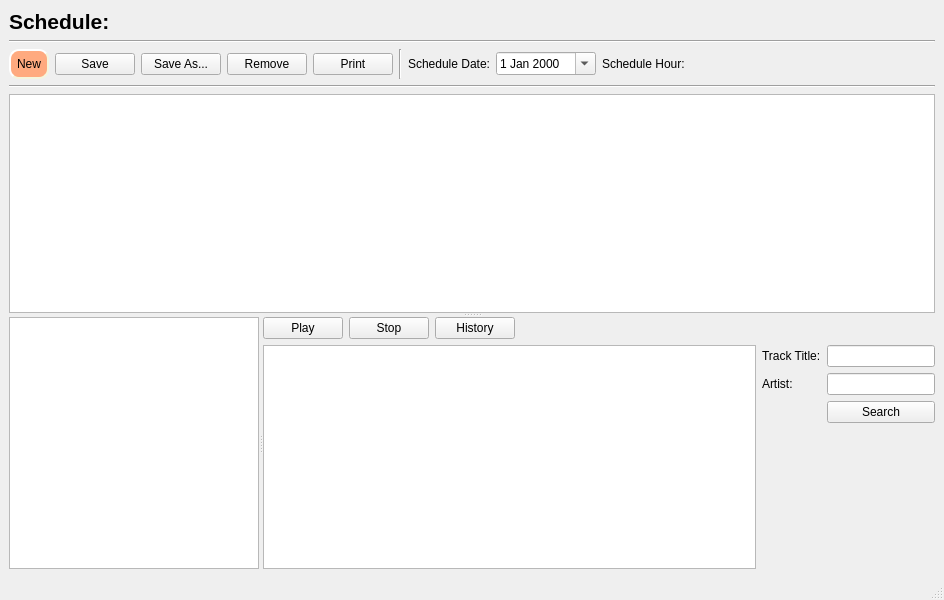
First picture: the form in rave/sedric/mainwindow.ui, repository pgathogo/raven, before the edit.
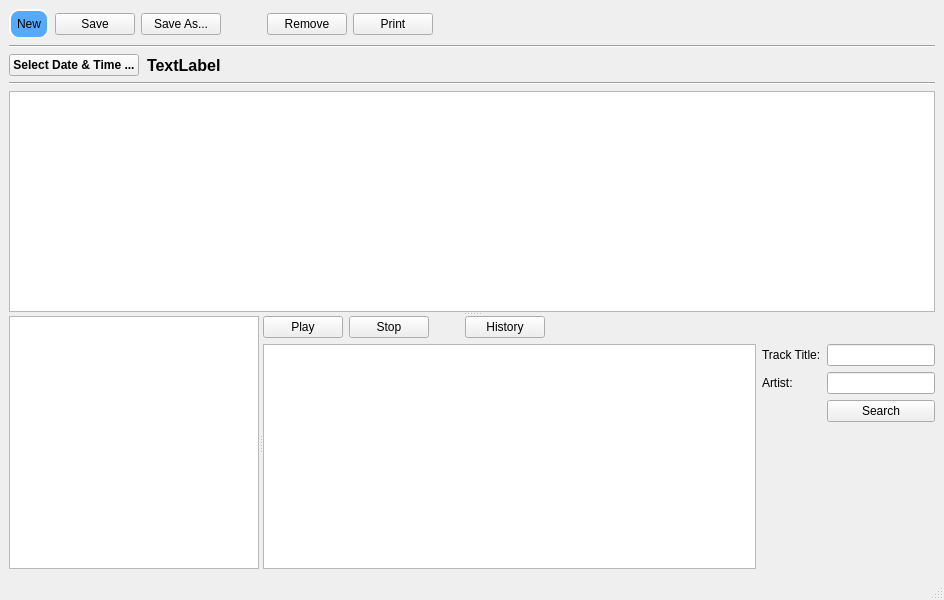
Second picture: the form after the edit.

Commit message:
Sedric: Added date and time selection dialog.
Now you use a dialog window to select schedule date and time.

The edit to the form file:
```diff
--- a/rave/sedric/mainwindow.ui
+++ b/rave/sedric/mainwindow.ui
@@ -15,37 +15,12 @@
   </property>
   <widget class="QWidget" name="centralwidget">
    <layout class="QVBoxLayout" name="verticalLayout_2">
-    <item>
-     <layout class="QHBoxLayout" name="horizontalLayout">
-      <item>
-       <widget class="QLabel" name="label">
-        <property name="font">
-         <font>
-          <pointsize>16</pointsize>
-          <weight>75</weight>
-          <bold>true</bold>
-         </font>
-        </property>
-        <property name="text">
-         <string>Schedule:</string>
-        </property>
-       </widget>
-      </item>
-     </layout>
-    </item>
-    <item>
-     <widget class="Line" name="line">
-      <property name="orientation">
-       <enum>Qt::Horizontal</enum>
-      </property>
-     </widget>
-    </item>
     <item>
      <layout class="QHBoxLayout" name="horizontalLayout_2">
       <item>
        <widget class="QPushButton" name="btnNew">
         <property name="styleSheet">
-         <string notr="true">background-color: rgb(255, 170, 127);
+         <string notr="true">background-color: rgb(85, 170, 255);
 border-style: outset;
 border-width: 2px;
 border-radius: 10px;
@@ -72,6 +47,22 @@
         </property>
        </widget>
       </item>
+      <item>
+       <spacer name="horizontalSpacer_5">
+        <property name="orientation">
+         <enum>Qt::Horizontal</enum>
+        </property>
+        <property name="sizeType">
+         <enum>QSizePolicy::Fixed</enum>
+        </property>
+        <property name="sizeHint" stdset="0">
+         <size>
+          <width>40</width>
+          <height>20</height>
+         </size>
+        </property>
+       </spacer>
+      </item>
       <item>
        <widget class="QPushButton" name="btnRemove">
         <property name="text">
@@ -86,40 +77,6 @@
         </property>
        </widget>
       </item>
-      <item>
-       <widget class="Line" name="line_3">
-        <property name="orientation">
-         <enum>Qt::Vertical</enum>
-        </property>
-       </widget>
-      </item>
-      <item>
-       <widget class="QLabel" name="label_3">
-        <property name="text">
-         <string>Schedule Date:</string>
-        </property>
-       </widget>
-      </item>
-      <item>
-       <widget class="QDateEdit" name="dtSchedule">
-        <property name="minimumSize">
-         <size>
-          <width>100</width>
-          <height>0</height>
-         </size>
-        </property>
-        <property name="calendarPopup">
-         <bool>true</bool>
-        </property>
-       </widget>
-      </item>
-      <item>
-       <widget class="QLabel" name="label_2">
-        <property name="text">
-         <string>Schedule Hour:</string>
-        </property>
-       </widget>
-      </item>
       <item>
        <layout class="QHBoxLayout" name="hlHour"/>
       </item>
@@ -138,6 +95,50 @@
       </item>
      </layout>
     </item>
+    <item>
+     <widget class="Line" name="line">
+      <property name="orientation">
+       <enum>Qt::Horizontal</enum>
+      </property>
+     </widget>
+    </item>
+    <item>
+     <layout class="QHBoxLayout" name="horizontalLayout" stretch="0,1">
+      <property name="spacing">
+       <number>8</number>
+      </property>
+      <property name="rightMargin">
+       <number>0</number>
+      </property>
+      <item>
+       <widget class="QPushButton" name="btnDateTimeSelector">
+        <property name="font">
+         <font>
+          <weight>75</weight>
+          <bold>true</bold>
+         </font>
+        </property>
+        <property name="text">
+         <string>Select Date &amp;&amp; Time ...</string>
+        </property>
+       </widget>
+      </item>
+      <item>
+       <widget class="QLabel" name="lblDateTime">
+        <property name="font">
+         <font>
+          <pointsize>12</pointsize>
+          <weight>75</weight>
+          <bold>true</bold>
+         </font>
+        </property>
+        <property name="text">
+         <string>TextLabel</string>
+        </property>
+       </widget>
+      </item>
+     </layout>
+    </item>
     <item>
      <widget class="Line" name="line_2">
       <property name="orientation">
@@ -191,6 +192,22 @@
              </property>
             </widget>
            </item>
+           <item>
+            <spacer name="horizontalSpacer_4">
+             <property name="orientation">
+              <enum>Qt::Horizontal</enum>
+             </property>
+             <property name="sizeType">
+              <enum>QSizePolicy::Fixed</enum>
+             </property>
+             <property name="sizeHint" stdset="0">
+              <size>
+               <width>30</width>
+               <height>20</height>
+              </size>
+             </property>
+            </spacer>
+           </item>
            <item>
             <widget class="QPushButton" name="btnHistory">
              <property name="text">
```
Left out of the diff: 2 changed lines with no effect on the pictures. The commit also changes 28 other files.
